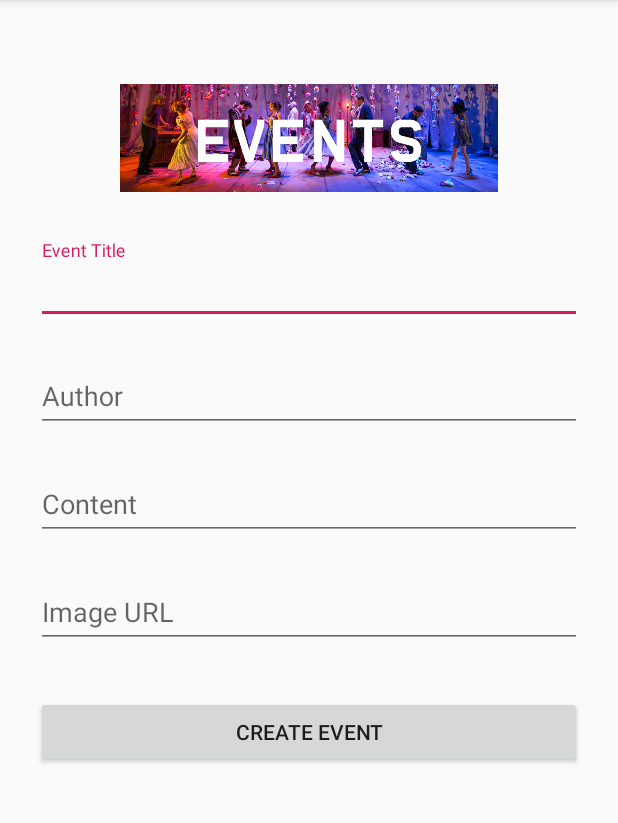
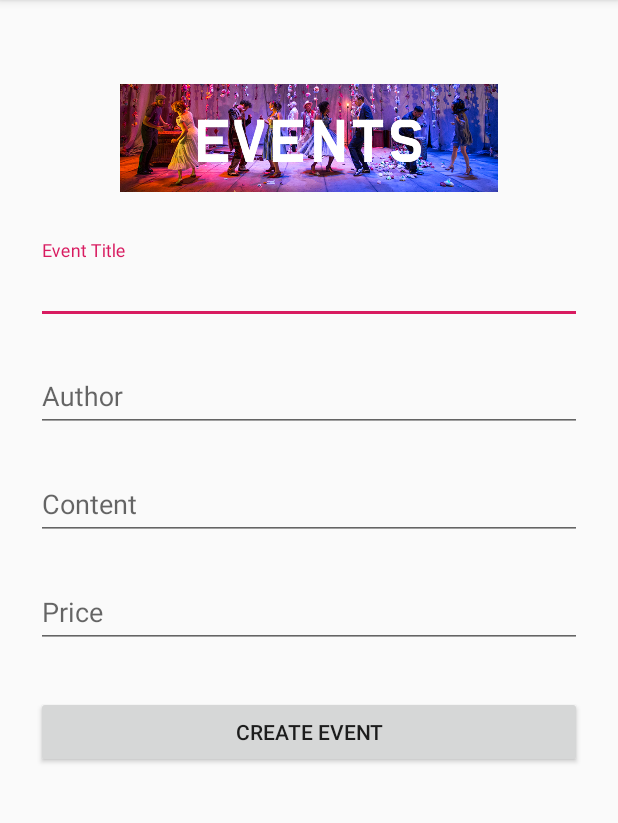
Before and after one commit to neharjashari/eTickets, an Android app: the MainActivity screen opened directly, with no data from a screen before it, after a tap on "Add Event", on a phone screen of 412 x 824 dp, the part 84-907 px from its top. Run offline under Robolectric (Android 15) with nearby library versions, the phone set to English and light mode, and no system bars; network calls fail.

Commit message:
Switching from photoURL variable to price.

```diff
--- a/app/src/main/java/com/projektifiek/etickets/CreateEvent.java
+++ b/app/src/main/java/com/projektifiek/etickets/CreateEvent.java
@@ -36,10 +36,10 @@ public class CreateEvent extends AppCompatActivity {
     EditText _title;
     EditText _author;
     EditText _content;
-    EditText _photoUrl;
+    EditText _price;
     TextView _tvResult;
 
-    String usersToken = "";
+    String usersToken = "12345";
     String URL = "";
 
     @Override
@@ -50,13 +50,13 @@ public class CreateEvent extends AppCompatActivity {
         _title = (EditText) findViewById(R.id.input_title);
         _author = (EditText) findViewById(R.id.input_author);
         _content = (EditText) findViewById(R.id.input_content);
-        _photoUrl = (EditText) findViewById(R.id.input_photoUrl);
+        _price = (EditText) findViewById(R.id.input_price);
 
         _tvResult = (TextView) findViewById(R.id.tvResult);
 
-        Intent intentGetToken = getIntent();
-        usersToken = intentGetToken.getStringExtra("usersToken");
-        Toast.makeText(this, "Users Token: " + usersToken, Toast.LENGTH_LONG).show();
+//        Intent intentGetToken = getIntent();
+//        usersToken = intentGetToken.getStringExtra("usersToken");
+//        Toast.makeText(this, "Users Token: " + usersToken, Toast.LENGTH_LONG).show();
 
         URL = "http://192.168.179.1:8000/event/" + usersToken;
 
@@ -135,7 +135,7 @@ public class CreateEvent extends AppCompatActivity {
         jsonObject.accumulate("author",  _author.getText().toString());
         jsonObject.accumulate("date_created", getDateCreated());
         jsonObject.accumulate("content",  _content.getText().toString());
-        jsonObject.accumulate("photo",  _photoUrl.getText().toString());
+        jsonObject.accumulate("price",  _price.getText().toString());
 
         return jsonObject;
     }
--- a/app/src/main/java/com/projektifiek/etickets/EventAdapter.java
+++ b/app/src/main/java/com/projektifiek/etickets/EventAdapter.java
@@ -56,7 +56,7 @@ public class EventAdapter extends BaseAdapter {
         viewHolder.getTvAuthor().setText("Author: " + data.get(i).getAuthor());
         viewHolder.getTvDateCreated().setText("Date Created: " + data.get(i).getDateCreated());
 //        viewHolder.getTvContent().setText(data.get(i).getContent());
-//        viewHolder.getTvPhotoUrl().setText(data.get(i).getPhotoURL());
+        viewHolder.getTvPrice().setText(data.get(i).getPrice() + " €");
 
         Animation anim = AnimationUtils
                 .loadAnimation(c,android.R.anim.slide_in_left);
--- a/app/src/main/java/com/projektifiek/etickets/MainActivity.java
+++ b/app/src/main/java/com/projektifiek/etickets/MainActivity.java
@@ -91,10 +91,9 @@ public class MainActivity extends AppCompatActivity {
                             String author = jsonObject.getString("author");
                             String dateCreated = jsonObject.getString("date_created");
                             String content = jsonObject.getString("content");
-                            String photoUrl = jsonObject.getString("photo");
-//                            photot = photot.substring(0,10);
+                            String price = jsonObject.getString("price");
 
-                            Event objEvent = new Event(id,title,author,dateCreated,content,photoUrl);
+                            Event objEvent = new Event(id,title,author,dateCreated,content,price);
                             adapteri.data.add(objEvent);
                         }
                     } catch (JSONException e) {
--- a/app/src/main/java/com/projektifiek/etickets/UserEvents.java
+++ b/app/src/main/java/com/projektifiek/etickets/UserEvents.java
@@ -85,10 +85,9 @@ public class UserEvents extends AppCompatActivity {
                             String author = jsonObject.getString("author");
                             String dateCreated = jsonObject.getString("date_created");
                             String content = jsonObject.getString("content");
-                            String photoUrl = jsonObject.getString("photo");
-//                            photot = photot.substring(0,10);
+                            String price = jsonObject.getString("price");
 
-                            Event objEvent = new Event(id,title,author,dateCreated,content,photoUrl);
+                            Event objEvent = new Event(id,title,author,dateCreated,content,price);
                             adapteri.data.add(objEvent);
                         }
                     } catch (JSONException e) {
--- a/app/src/main/res/layout/activity_create_event.xml
+++ b/app/src/main/res/layout/activity_create_event.xml
@@ -66,17 +66,17 @@
                     android:hint="Content"/>
             </android.support.design.widget.TextInputLayout>
 
-            <!-- Image Label -->
+            <!-- Price Label -->
             <android.support.design.widget.TextInputLayout
                 android:layout_width="match_parent"
                 android:layout_height="wrap_content"
                 android:layout_marginTop="8dp"
                 android:layout_marginBottom="8dp">
-                <EditText android:id="@+id/input_photoUrl"
+                <EditText android:id="@+id/input_price"
                     android:layout_width="match_parent"
                     android:layout_height="wrap_content"
-                    android:inputType="text"
-                    android:hint="Image URL"/>
+                    android:inputType="numberDecimal"
+                    android:hint="Price"/>
             </android.support.design.widget.TextInputLayout>
 
             <!-- Signup Button -->
```
Also changed, not shown: app/src/main/AndroidManifest.xml (+7 -5 lines), app/src/main/java/com/projektifiek/etickets/Event.java (+7 -7 lines), app/src/main/java/com/projektifiek/etickets/EventActivity.java (+8 -12 lines), app/src/main/java/com/projektifiek/etickets/EventViewHolder.java (+4 -4 lines), app/src/main/res/layout/activity_event.xml (+12 -0 lines), app/src/main/res/layout/event_row_layout.xml (+1 -20 lines).
